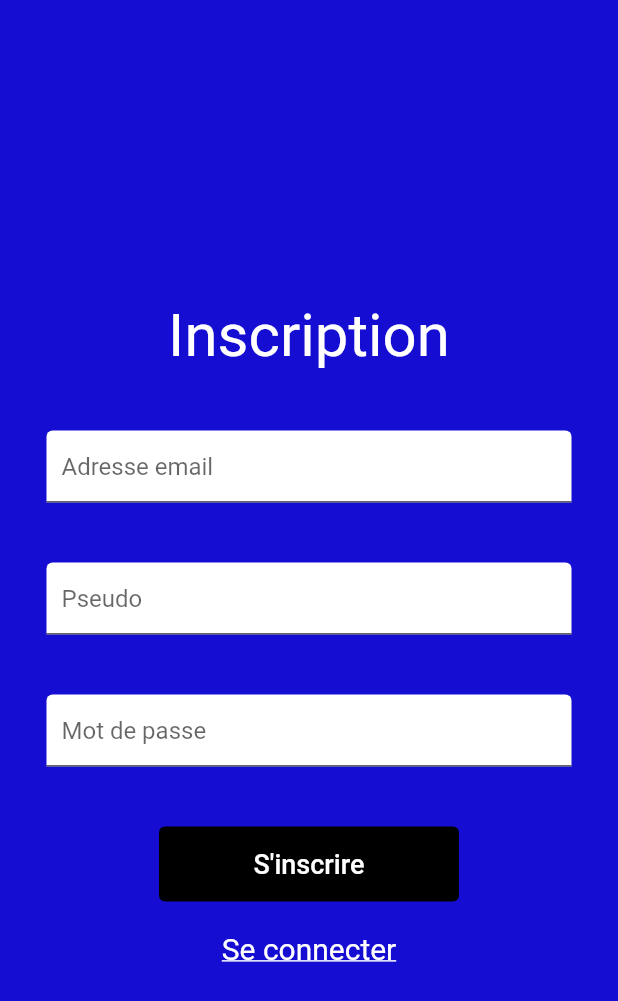
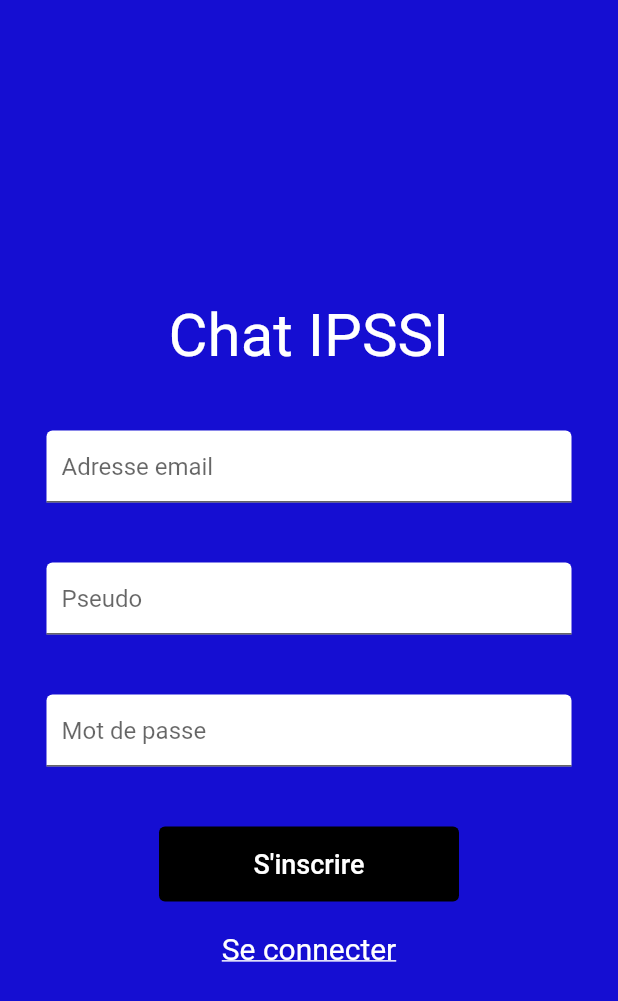
Before and after one commit to jonathan-gu/Chat-IPSSI, a Flutter app: the screen it shows after launch, after a tap on "S'inscrire", on a phone screen of 412 x 824 dp. Shown: the top 1001 px of the screen. Run offline on Flutter 3.47's test engine with Material 2 defaults, Android fonts, the phone set to English and light mode, and no system bars; our stand-ins replace cloud_firestore, firebase_auth, firebase_core; accounts and stored records are empty; network calls fail.

Commit message:
add auth and display all users for chat

```diff
--- /dev/null
+++ b/lib/controller/auth_gate_controller.dart
@@ -0,0 +1,27 @@
+import 'package:chat_ipssi/controller/auth_controller.dart';
+import 'package:chat_ipssi/main.dart';
+import 'package:chat_ipssi/view/home_view.dart';
+import 'package:firebase_auth/firebase_auth.dart';
+import 'package:firebase_core/firebase_core.dart';
+import 'package:flutter/material.dart';
+
+class AuthGateController extends StatelessWidget {
+  const AuthGateController({super.key});
+
+  @override
+  Widget build(BuildContext context) {
+    return Scaffold(
+      body: StreamBuilder(
+        stream: FirebaseAuth.instance.authStateChanges(),
+        builder: (context, snapshot) {
+          if (snapshot.hasData) {
+            return const HomeView();
+          }
+          else {
+            return const AuthController();
+          }
+        },
+      ),
+    );
+  }
+}
--- a/lib/main.dart
+++ b/lib/main.dart
@@ -1,11 +1,23 @@
 import 'package:chat_ipssi/controller/auth_controller.dart';
+import 'package:chat_ipssi/controller/auth_gate_controller.dart';
+import 'package:chat_ipssi/controller/auth_service_controller.dart';
 import 'package:chat_ipssi/view/login_view.dart';
 import 'package:chat_ipssi/view/register_view.dart';
 import 'package:flutter/material.dart';
+import 'package:firebase_core/firebase_core.dart';
+import 'package:provider/provider.dart';
+import 'firebase_options.dart';
 
-void main() {
+void main() async {
+  WidgetsFlutterBinding.ensureInitialized();
+  await Firebase.initializeApp(
+    options: DefaultFirebaseOptions.currentPlatform,
+  );
   runApp(
-    MaterialApp(home: MyApp()),
+    ChangeNotifierProvider(
+      create: (context) => AuthServiceController(),
+      child: const MyApp(),
+    ),
   );
 }
 
@@ -16,7 +28,7 @@ class MyApp extends StatelessWidget {
   Widget build(BuildContext context) {
     return const MaterialApp(
       debugShowCheckedModeBanner: false,
-      home: AuthController(),
+      home: AuthGateController(),
     );
   }
 }
--- a/lib/view/login_view.dart
+++ b/lib/view/login_view.dart
@@ -1,4 +1,6 @@
+import 'package:chat_ipssi/controller/auth_service_controller.dart';
 import 'package:flutter/material.dart';
+import 'package:provider/provider.dart';
 
 class LoginView extends StatefulWidget {
   final void Function()? onTap;
@@ -9,16 +11,33 @@ class LoginView extends StatefulWidget {
 }
 
 class _LoginViewState extends State<LoginView> with SingleTickerProviderStateMixin {
-  TextEditingController mail = TextEditingController();
-  TextEditingController password = TextEditingController();
+  TextEditingController emailController = TextEditingController();
+  TextEditingController passwordController = TextEditingController();
 
-  void signIn() {}
+  void signIn() async {
+    final authService = Provider.of<AuthServiceController>(context, listen: false);
+
+    try {
+      await authService.signInWithEmailndPassword(
+        emailController.text,
+        passwordController.text
+      );
+    } catch (exception) {
+      ScaffoldMessenger.of(context).showSnackBar(
+        SnackBar(
+          content: Text(
+            exception.toString(),
+          )
+        )
+      );
+    }
+  }
 
   @override
   Widget build(BuildContext context) {
     return Scaffold(
       body: Container(
-        color: Color.fromRGBO(21, 14, 210, 100),
+        color: const Color.fromRGBO(21, 14, 210, 100),
         height: double.infinity,
         width: double.infinity,
         child: Center(
@@ -33,7 +52,7 @@ class _LoginViewState extends State<LoginView> with SingleTickerProviderStateMix
               SizedBox(
                 width: 350,
                 child: TextField(
-                  controller: mail,
+                  controller: emailController,
                   decoration: const InputDecoration(
                     contentPadding: EdgeInsets.all(10),
                     fillColor: Colors.white,
@@ -46,31 +65,35 @@ class _LoginViewState extends State<LoginView> with SingleTickerProviderStateMix
               SizedBox(
                 width: 350,
                 child: TextField(
-                  controller: password,
+                  controller: passwordController,
                   decoration: const InputDecoration(
                     contentPadding: EdgeInsets.all(10),
                     fillColor: Colors.white,
                     filled: true,
                     hintText: 'Mot de passe',
                   ),
+                  obscureText: true,
                 ),
               ),
               const SizedBox(height: 40),
-              const SizedBox(
+              SizedBox(
                 height: 50,
                 width: 200,
-                child: ElevatedButton(
+                child: GestureDetector(
+                  onTap: signIn,
+                  child: const ElevatedButton(
                     style: ButtonStyle(
                       foregroundColor: MaterialStatePropertyAll(Colors.white),
                       backgroundColor: MaterialStatePropertyAll(Colors.black),
                     ),
                     onPressed: null,
                     child: Text(
-                    'Se Connecter',
+                      'Se connecter',
                       style: TextStyle(
                         fontSize: 18
                       ),
                     )
+                  ),
                 )
               ),
               const SizedBox(height: 20),
--- a/lib/view/register_view.dart
+++ b/lib/view/register_view.dart
@@ -1,4 +1,7 @@
+import 'package:chat_ipssi/controller/auth_service_controller.dart';
+import 'package:firebase_auth/firebase_auth.dart';
 import 'package:flutter/material.dart';
+import 'package:provider/provider.dart';
 
 class RegisterView extends StatefulWidget {
   final void Function()? onTap;
@@ -9,9 +12,29 @@ class RegisterView extends StatefulWidget {
 }
 
 class _RegisterViewState extends State<RegisterView> {
-  TextEditingController mail = TextEditingController();
-  TextEditingController pseudo = TextEditingController();
-  TextEditingController password = TextEditingController();
+  TextEditingController emailController = TextEditingController();
+  TextEditingController pseudoController = TextEditingController();
+  TextEditingController passwordController = TextEditingController();
+
+  void signUp() async {
+    final authService = Provider.of<AuthServiceController>(context, listen:false);
+
+    try {
+      await authService.signUpWithEmailAndPasswordAndPseudo(
+        emailController.text,
+        passwordController.text,
+        pseudoController.text
+      );
+    } catch (exception) {
+      ScaffoldMessenger.of(context).showSnackBar(
+        SnackBar(
+          content: Text(
+            exception.toString()
+          )
+        )
+      );
+    }
+  }
 
   @override
   Widget build(BuildContext context) {
@@ -24,15 +47,15 @@ class _RegisterViewState extends State<RegisterView> {
           child: Column(
             children: [
               const SizedBox(height: 200),
-              const  Text(
-                'Inscription',
+              const Text(
+                'Chat IPSSI',
                 style: TextStyle(color: Colors.white, fontSize: 40),
               ),
               const SizedBox(height: 40),
               SizedBox(
                 width: 350,
                 child: TextField(
-                  controller: mail,
+                  controller: emailController,
                   decoration: const InputDecoration(
                     contentPadding: EdgeInsets.all(10),
                     fillColor: Colors.white,
@@ -45,7 +68,7 @@ class _RegisterViewState extends State<RegisterView> {
               SizedBox(
                 width: 350,
                 child: TextField(
-                  controller: pseudo,
+                  controller: pseudoController,
                   decoration: const InputDecoration(
                     contentPadding: EdgeInsets.all(10),
                     fillColor: Colors.white,
@@ -58,20 +81,23 @@ class _RegisterViewState extends State<RegisterView> {
               SizedBox(
                 width: 350,
                 child: TextField(
-                  controller: password,
+                  controller: passwordController,
                   decoration: const InputDecoration(
                     contentPadding: EdgeInsets.all(10),
                     fillColor: Colors.white,
                     filled: true,
                     hintText: 'Mot de passe',
                   ),
+                  obscureText: true,
                 ),
               ),
               const SizedBox(height: 40),
-              const SizedBox(
+              SizedBox(
                 height: 50,
                 width: 200,
-                child: ElevatedButton(
+                child: GestureDetector(
+                  onTap: signUp,
+                  child: const ElevatedButton(
                     style: ButtonStyle(
                       foregroundColor: MaterialStatePropertyAll(Colors.white),
                       backgroundColor: MaterialStatePropertyAll(Colors.black),
@@ -83,6 +109,7 @@ class _RegisterViewState extends State<RegisterView> {
                         fontSize: 18
                       ),
                     )
+                  ),
                 )
               ),
               const SizedBox(height: 20),
--- a/pubspec.yaml
+++ b/pubspec.yaml
@@ -35,6 +35,10 @@ dependencies:
   # The following adds the Cupertino Icons font to your application.
   # Use with the CupertinoIcons class for iOS style icons.
   cupertino_icons: ^1.0.2
+  firebase_core: ^2.14.0
+  firebase_auth: ^4.6.3
+  cloud_firestore: ^4.8.2
+  provider: ^6.0.5
 
 dev_dependencies:
   flutter_test:
```
Also changed, not shown: lib/controller/auth_service_controller.dart (added, +50 -0 lines), lib/view/chat_view.dart (added, +26 -0 lines), lib/view/home_view.dart (added, +85 -0 lines), lib/firebase_options.dart (added), pubspec.lock, 5 other files. Lines whose indentation alone changed are shown as unchanged.
